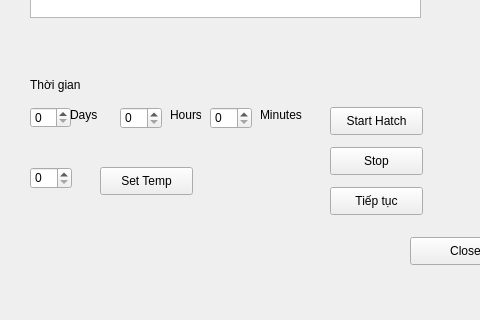
Old version of the form QT code/mainwindow.ui in the repository tuanpd205459/HardwareInterfaceProgrammingQt; both pictures show x 0 to 480 and y 313 to 633 of the 600 by 633 pixel window.
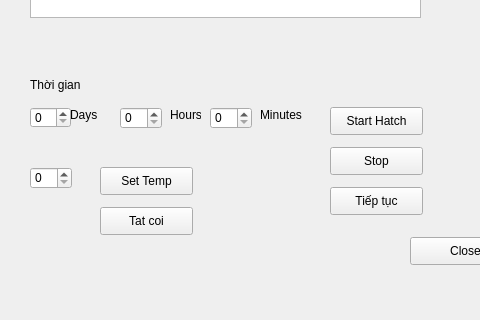
New version of the form.

```diff
--- a/QT code/mainwindow.ui
+++ b/QT code/mainwindow.ui
@@ -760,6 +760,19 @@
      <string>Set Temp</string>
     </property>
    </widget>
+   <widget class="QPushButton" name="pushButtonTurnOffBuzzer">
+    <property name="geometry">
+     <rect>
+      <x>100</x>
+      <y>520</y>
+      <width>93</width>
+      <height>28</height>
+     </rect>
+    </property>
+    <property name="text">
+     <string>Tat coi</string>
+    </property>
+   </widget>
   </widget>
   <widget class="QMenuBar" name="menubar">
    <property name="geometry">
```
